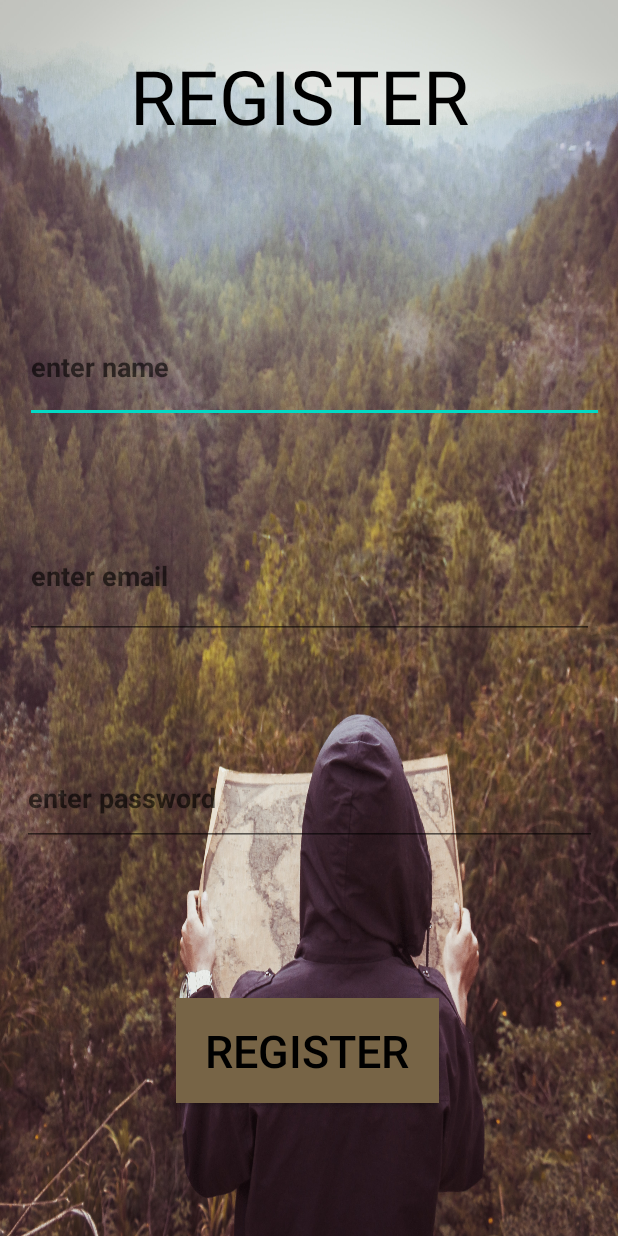
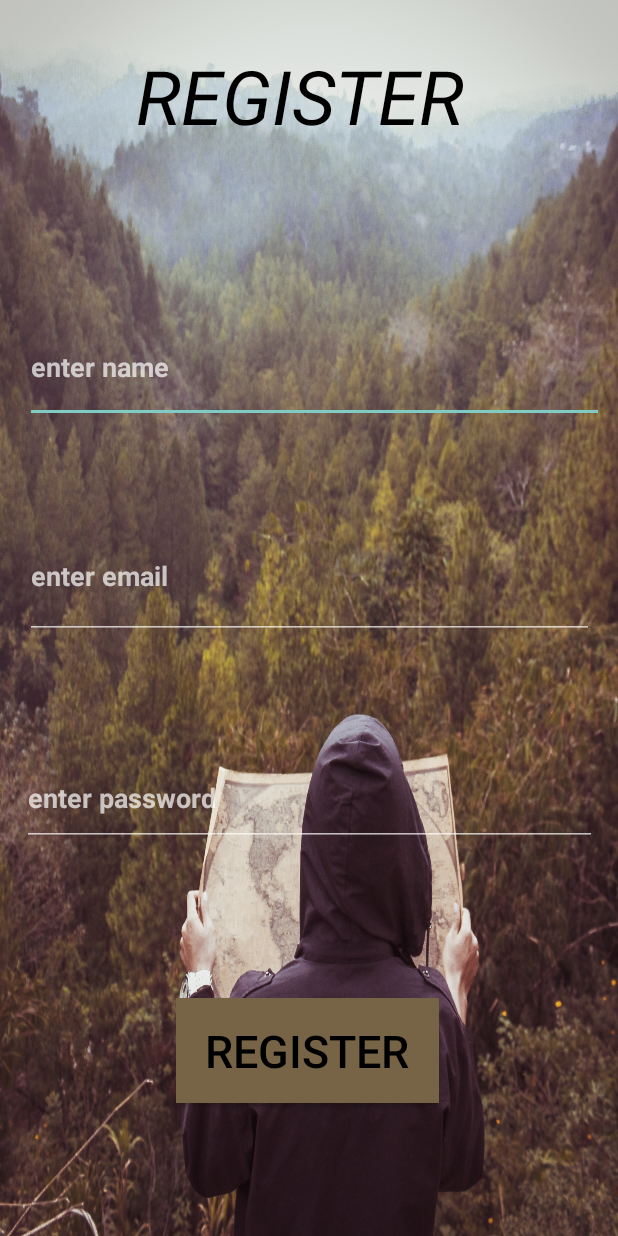
Before and after one commit to HyperL0gL0g/locately, an Android app: the layout register.xml on its own in the app's theme, with its tools: preview values and no code run, on a phone screen of 412 x 824 dp. Run offline under Robolectric (Android 15) with nearby library versions, the phone set to English and light mode, and no system bars.

Commit message:
resolved the action bar issue and some minor bugs in login

```diff
--- a/app/src/main/java/com/example/fire/login.java
+++ b/app/src/main/java/com/example/fire/login.java
@@ -34,6 +34,7 @@ public class login extends AppCompatActivity {
     @Override
     protected void onCreate(Bundle savedInstanceState) {
         super.onCreate(savedInstanceState);
+
         setContentView(R.layout.start_page);
         email=(EditText) findViewById(R.id.email);
         login=(Button)findViewById(R.id.login);
--- a/app/src/main/res/layout/activity_jump2profile.xml
+++ b/app/src/main/res/layout/activity_jump2profile.xml
@@ -3,6 +3,7 @@
     xmlns:app="http://schemas.android.com/apk/res-auto"
     xmlns:tools="http://schemas.android.com/tools"
     android:layout_width="match_parent"
+    android:theme="@style/Theme.AppCompat.NoActionBar"
     android:layout_height="match_parent"
     tools:context=".views.jump2profile">
 
--- a/app/src/main/res/layout/register.xml
+++ b/app/src/main/res/layout/register.xml
@@ -4,6 +4,7 @@
     android:layout_width="match_parent"
     android:layout_height="match_parent"
     android:background="@drawable/backpng2"
+    android:theme="@style/Theme.AppCompat.NoActionBar"
     xmlns:app="http://schemas.android.com/apk/res-auto">
 
     <TextView
@@ -12,6 +13,7 @@
         android:layout_height="86dp"
         android:layout_marginTop="30dp"
         android:text="REGISTER "
+        android:textStyle="italic"
         android:textAlignment="center"
         android:textColor="#000000"
         android:textSize="50dp"
--- a/app/src/main/res/layout/start_page.xml
+++ b/app/src/main/res/layout/start_page.xml
@@ -4,6 +4,7 @@
     android:layout_width="match_parent"
     android:layout_height="match_parent"
     android:background="@drawable/backpng"
+    android:theme="@style/Theme.AppCompat.NoActionBar"
     xmlns:app="http://schemas.android.com/apk/res-auto">
 
     <EditText
@@ -40,6 +41,7 @@
         android:id="@+id/login"
         android:layout_width="146dp"
         android:layout_height="60dp"
+        android:background="#C8C7C7"
         android:text="login"
         android:textColor="#000000"
         app:layout_constraintBottom_toBottomOf="parent"
@@ -53,7 +55,9 @@
         android:id="@+id/register"
         android:layout_width="109dp"
         android:layout_height="51dp"
+        android:background="#C8C7C7"
         android:text="register"
+        android:textColor="#000000"
         android:visibility="visible"
         app:layout_constraintBottom_toBottomOf="parent"
         app:layout_constraintEnd_toEndOf="parent"
@@ -66,7 +70,9 @@
         android:id="@+id/forgot_password"
         android:layout_width="120dp"
         android:layout_height="53dp"
+        android:background="#C8C7C7"
         android:text="forgot password"
+        android:textColor="#000000"
         app:layout_constraintBottom_toBottomOf="parent"
         app:layout_constraintEnd_toEndOf="parent"
         app:layout_constraintHorizontal_bias="0.621"
--- a/app/src/main/res/values/styles.xml
+++ b/app/src/main/res/values/styles.xml
@@ -1,7 +1,7 @@
 <resources>
 
     <!-- Base application theme. -->
-    <style name="AppTheme" parent="Theme.AppCompat.Light.DarkActionBar">
+    <style name="AppTheme" parent="Theme.AppCompat.Light.NoActionBar">
         <!-- Customize your theme here. -->
         <item name="colorPrimary">@color/colorPrimary</item>
         <item name="colorPrimaryDark">@color/colorPrimaryDark</item>
```
